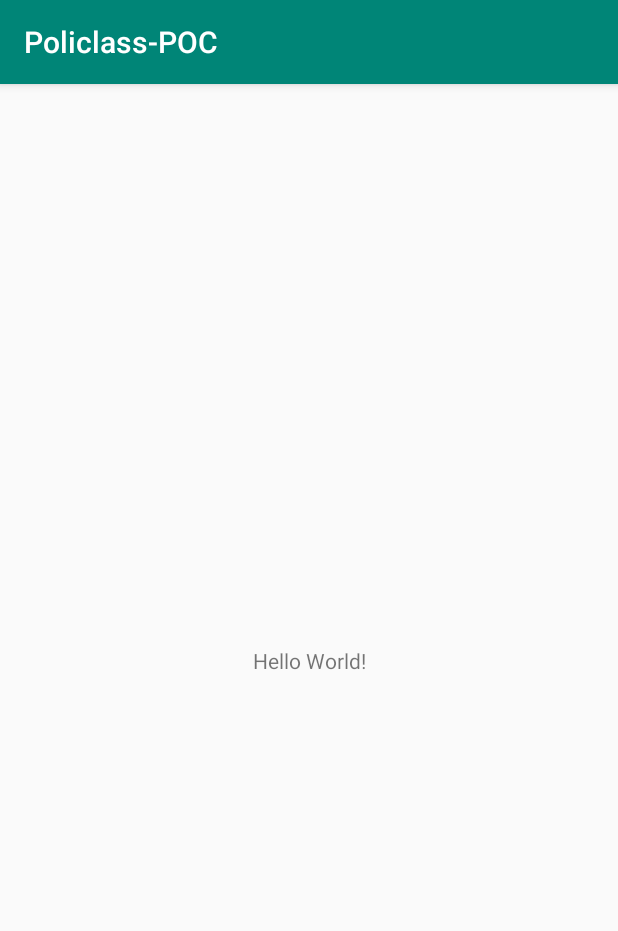
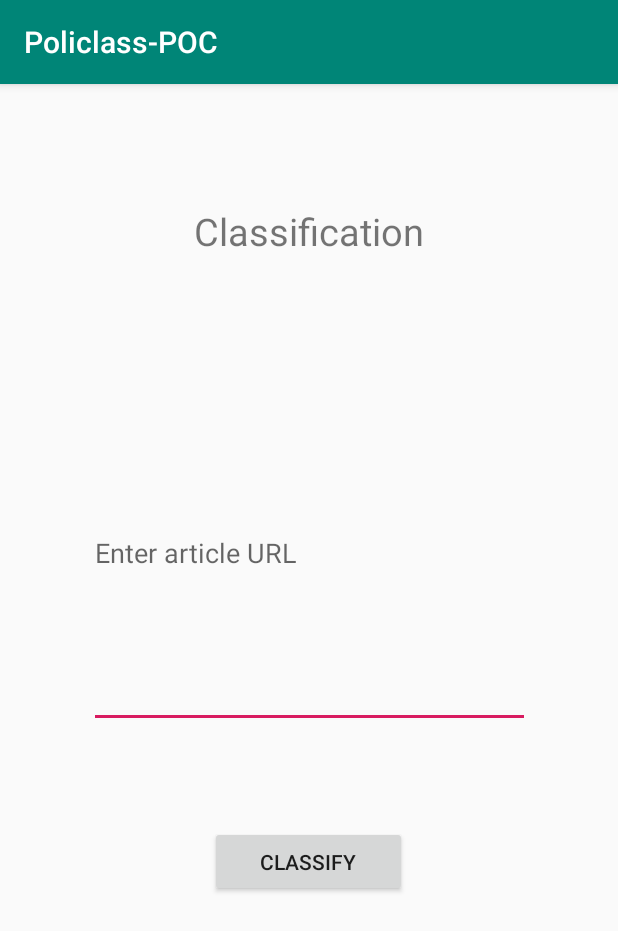
Before and after one commit to NathanHoy96/Policlass-POC, an Android app: the screen it shows after launch (MainActivity), on a phone screen of 412 x 824 dp. Shown: the top 931 px of the screen. Run offline under Robolectric (Android 15) with nearby library versions, the phone set to English and light mode, and no system bars.

Commit message:
Recreating legacy files

```diff
--- a/Android/app/src/main/java/com/example/policlass_poc/MainActivity.java
+++ b/Android/app/src/main/java/com/example/policlass_poc/MainActivity.java
@@ -3,12 +3,37 @@ package com.example.policlass_poc;
 import androidx.appcompat.app.AppCompatActivity;
 
 import android.os.Bundle;
+import android.util.Log;
+import android.view.View;
+import android.widget.EditText;
+import android.widget.TextView;
 
 public class MainActivity extends AppCompatActivity {
+
+    private EditText urlEditText;
+    private TextView classifcationDisplay;
 
     @Override
     protected void onCreate(Bundle savedInstanceState) {
         super.onCreate(savedInstanceState);
         setContentView(R.layout.activity_main);
     }
+
+    public void On_Classify_Click(View view) {
+
+        urlEditText = findViewById(R.id.url_input);
+        classifcationDisplay = findViewById(R.id.classification_text);
+
+        String url = urlEditText.getText().toString();
+        Log.i("URL Entry: ",url);
+
+        GetClassification getClassification = new GetClassification(this);
+        getClassification.execute(url);
+    }
+
+    void asyncResult(String result) {
+        //This method is called when AsyncTask posts its result. Do you stuff here
+        classifcationDisplay = findViewById(R.id.classification_text);
+        classifcationDisplay.setText(result.toUpperCase());
+    }
 }
--- a/Android/app/src/main/res/layout/activity_main.xml
+++ b/Android/app/src/main/res/layout/activity_main.xml
@@ -6,13 +6,41 @@
     android:layout_height="match_parent"
     tools:context=".MainActivity">
 
+    <EditText
+        android:id="@+id/url_input"
+        android:layout_width="294dp"
+        android:layout_height="233dp"
+        android:layout_marginTop="196dp"
+        android:ems="10"
+        android:hint="Enter article URL"
+        android:inputType="textMultiLine"
+        app:layout_constraintEnd_toEndOf="parent"
+        app:layout_constraintStart_toStartOf="parent"
+        app:layout_constraintTop_toTopOf="parent" />
+
+    <Button
+        android:id="@+id/send_button"
+        android:layout_width="131dp"
+        android:layout_height="47dp"
+        android:layout_marginTop="52dp"
+        android:text="Classify"
+        android:onClick="On_Classify_Click"
+        app:layout_constraintBottom_toBottomOf="parent"
+        app:layout_constraintEnd_toEndOf="parent"
+        app:layout_constraintHorizontal_bias="0.498"
+        app:layout_constraintStart_toStartOf="parent"
+        app:layout_constraintTop_toBottomOf="@+id/url_input"
+        app:layout_constraintVertical_bias="0.056" />
+
     <TextView
+        android:id="@+id/classification_text"
         android:layout_width="wrap_content"
         android:layout_height="wrap_content"
-        android:text="Hello World!"
-        app:layout_constraintBottom_toBottomOf="parent"
-        app:layout_constraintLeft_toLeftOf="parent"
-        app:layout_constraintRight_toRightOf="parent"
+        android:text="Classification"
+        android:textSize="25dp"
+        app:layout_constraintBottom_toTopOf="@+id/url_input"
+        app:layout_constraintEnd_toEndOf="parent"
+        app:layout_constraintStart_toStartOf="parent"
         app:layout_constraintTop_toTopOf="parent" />
 
 </androidx.constraintlayout.widget.ConstraintLayout>
```
Also changed, not shown: Android/app/src/main/java/com/example/policlass_poc/GetClassification.java (added, +60 -0 lines).
